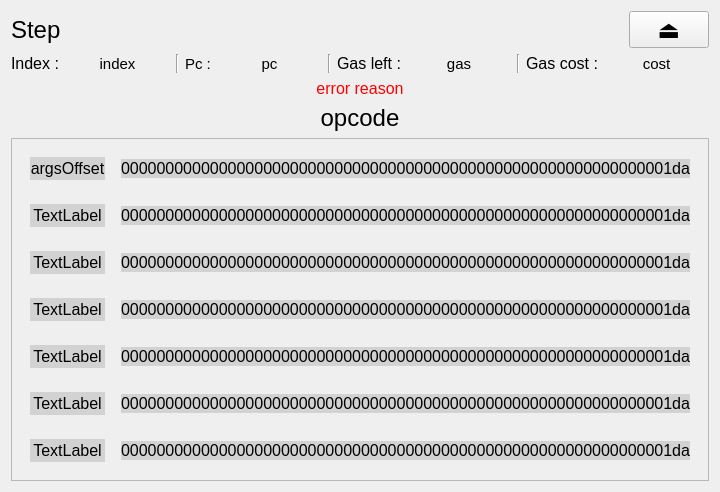
The window that Kola/Debugger/Step/step.ui (vikipedia48/Kola) describes before a commit, drawn with Qt 5.
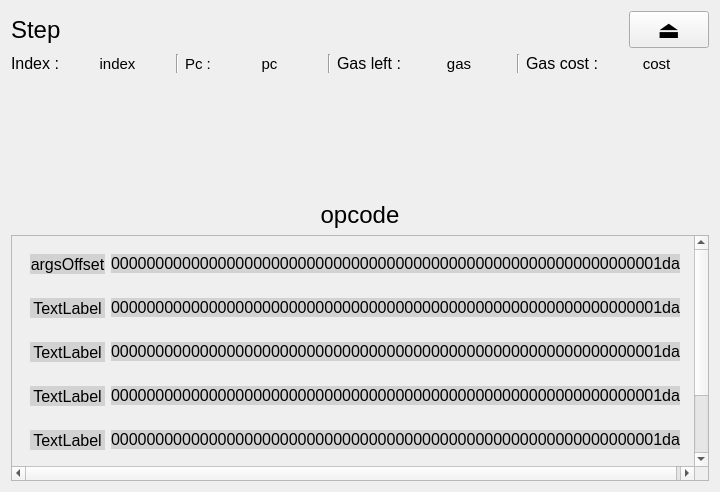
The same window after the commit.

Commit message: changed Step error label to text browser

Diff of the .ui file:
```diff
--- a/Kola/Debugger/Step/step.ui
+++ b/Kola/Debugger/Step/step.ui
@@ -11,7 +11,7 @@
    </rect>
   </property>
   <property name="sizePolicy">
-   <sizepolicy hsizetype="Minimum" vsizetype="Fixed">
+   <sizepolicy hsizetype="Preferred" vsizetype="Fixed">
     <horstretch>0</horstretch>
     <verstretch>0</verstretch>
    </sizepolicy>
@@ -199,26 +199,15 @@
     </layout>
    </item>
    <item>
-    <widget class="QLabel" name="label_error">
-     <property name="sizePolicy">
-      <sizepolicy hsizetype="Minimum" vsizetype="Preferred">
-       <horstretch>0</horstretch>
-       <verstretch>0</verstretch>
-      </sizepolicy>
-     </property>
+    <widget class="QTextBrowser" name="textBrowser_error">
      <property name="font">
       <font>
        <pointsize>12</pointsize>
       </font>
      </property>
      <property name="styleSheet">
-      <string notr="true">color: rgb(255, 0, 0);</string>
-     </property>
-     <property name="text">
-      <string>error reason</string>
-     </property>
-     <property name="alignment">
-      <set>Qt::AlignCenter</set>
+      <string notr="true">color: rgb(255, 0, 0);
+background-color: transparent;</string>
      </property>
     </widget>
    </item>
```
The commit also changes 2 other files.
